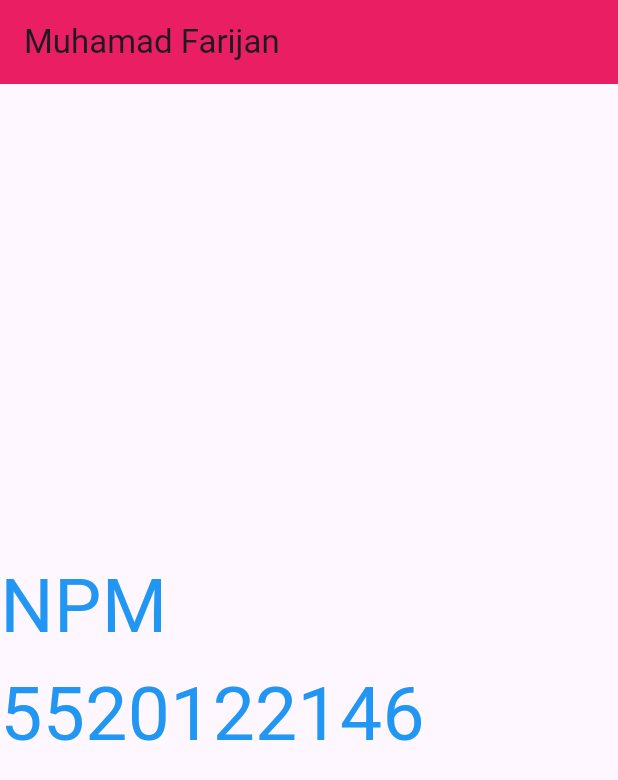
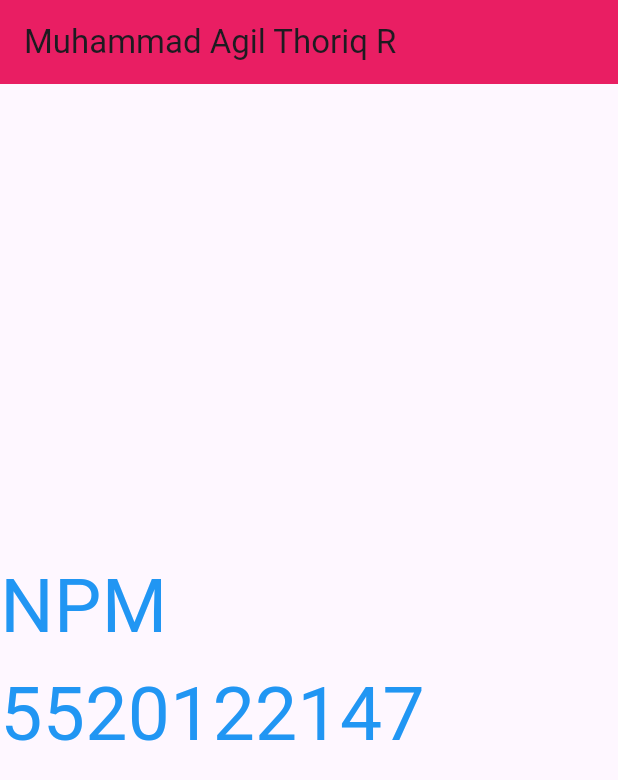
Before and after one commit to AgilThoriq/testing, a Flutter app: the screen it shows after launch, on a phone screen of 412 x 824 dp. Shown: the top 780 px of the screen. Run offline on Flutter 3.47's test engine with Material 3 defaults, Android fonts, the phone set to English and light mode, and no system bars.

Commit message:
first commit

```diff
--- a/lib/main.dart
+++ b/lib/main.dart
@@ -16,10 +16,10 @@ class MyApp extends StatelessWidget {
       home: Scaffold(
         appBar: AppBar(
           backgroundColor: Colors.pink,
-          title: Text('Muhamad Farijan'),
+          title: Text('Muhammad Agil Thoriq R'),
         ),
         body: Center(
-          child: Text('NPM  5520122146', style: TextStyle(fontSize: 50,color: Colors.blue),),
+          child: Text('NPM  5520122147', style: TextStyle(fontSize: 50,color: Colors.blue),),
 
         ),
       ),
```
